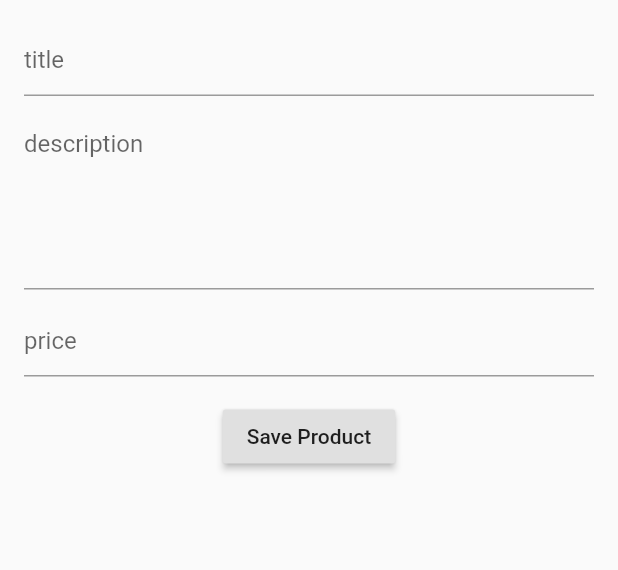
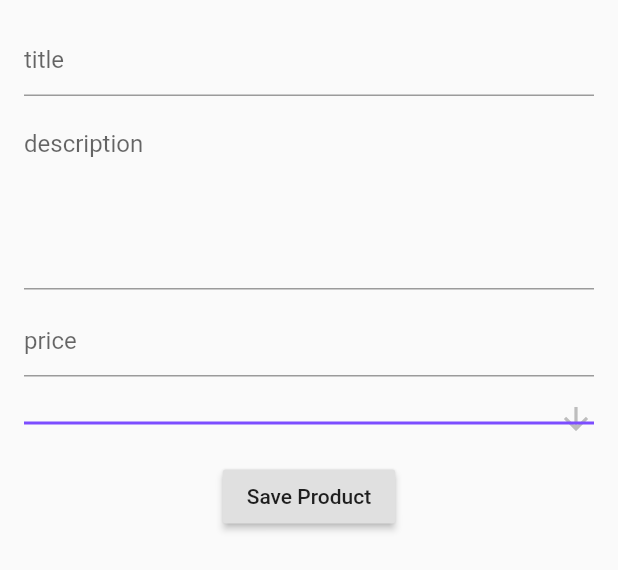
Before and after one commit to mmdissam/flutter_shop, a Flutter app: the AddProduct widget shown alone on an empty page, opened directly, on a phone screen of 412 x 824 dp. Shown: the top 570 px of the screen. Run offline on Flutter 3.47's test engine with Material 2 defaults, Android fonts, the phone set to English and light mode, and no system bars; our stand-ins replace cloud_firestore, firebase_auth, hidden_drawer_menu; accounts and stored records are empty.

```diff
--- a/lib/admin/add_product.dart
+++ b/lib/admin/add_product.dart
@@ -12,6 +12,8 @@ class _AddProductState extends State<AddProduct> {
   TextEditingController _descriptionController = TextEditingController();
   TextEditingController _priceController = TextEditingController();
   bool isLoading = false;
+  bool _isWrongCategory = false;
+  String dropdownValue = 'Select Category';
 
   @override
   void dispose() {
@@ -76,6 +78,11 @@ class _AddProductState extends State<AddProduct> {
                 SizedBox(
                   height: 16,
                 ),
+                SizedBox(
+                  child: _selectCategory(),
+                  width: 500,
+                ),
+                SizedBox(height: 16),
                 RaisedButton(
                   child: Text('Save Product'),
                   onPressed: () {
@@ -89,7 +96,8 @@ class _AddProductState extends State<AddProduct> {
                           .setData({
                         'title': _titleController.text,
                         'discription': _descriptionController.text,
-                        'price': _priceController.text
+                        'price': _priceController.text,
+                        'title_category': dropdownValue,
                       }).then((onValue) {
                         setState(() {
                           isLoading = false;
@@ -101,6 +109,14 @@ class _AddProductState extends State<AddProduct> {
                     }
                   },
                 ),
+                SizedBox(
+                    width: double.infinity,
+                    child: (_isWrongCategory)
+                        ? Text(
+                            'You Must Selecting Category',
+                            style: TextStyle(color: Colors.red.shade800),
+                          )
+                        : Container()),
               ],
             ),
           ),
@@ -108,4 +124,48 @@ class _AddProductState extends State<AddProduct> {
       ),
     );
   }
+
+  _selectCategory() {
+    return StreamBuilder(
+      stream: Firestore.instance.collection('categories').snapshots(),
+      builder: (BuildContext context, AsyncSnapshot<QuerySnapshot> snapshot) {
+        if (snapshot.hasError) return new Text('Error: ${snapshot.error}');
+        switch (snapshot.connectionState) {
+          case ConnectionState.waiting:
+            return new Text('Loading...');
+          default:
+            return DropdownButton<String>(
+              value: dropdownValue,
+              icon: Icon(Icons.arrow_downward),
+              iconSize: 24,
+              isExpanded: true,
+              elevation: 16,
+              style: TextStyle(color: Colors.deepPurple),
+              underline: Container(
+                height: 2,
+                color: Colors.deepPurpleAccent,
+              ),
+              onChanged: (String newValue) {
+                if (newValue == 'Select Category') {
+                  setState(() {
+                    _isWrongCategory = true;
+                  });
+                } else {
+                  setState(() {
+                    dropdownValue = newValue;
+                    _isWrongCategory = false;
+                  });
+                }
+              },
+              items: snapshot.data.documents.map((DocumentSnapshot document) {
+                return DropdownMenuItem<String>(
+                  value: document['title'],
+                  child: Text(document['title']),
+                );
+              }).toList(),
+            );
+        }
+      },
+    );
+  }
 }
--- a/lib/main.dart
+++ b/lib/main.dart
@@ -1,20 +1,12 @@
 import 'package:flutter/cupertino.dart';
 import 'package:flutter/material.dart';
-import 'package:flutterappnew/admin/add_category.dart';
-import 'package:flutterappnew/admin/add_product.dart';
 import 'package:flutterappnew/admin/categories.dart';
 import 'package:flutterappnew/admin/products.dart';
-import 'package:hidden_drawer_menu/controllers/hidden_drawer_controller.dart';
 import 'package:hidden_drawer_menu/hidden_drawer/hidden_drawer_menu.dart';
-import 'package:hidden_drawer_menu/hidden_drawer/screen_hidden_drawer.dart';
-import 'package:hidden_drawer_menu/menu/hidden_menu.dart';
-import 'package:hidden_drawer_menu/menu/item_hidden_menu.dart';
-import 'package:hidden_drawer_menu/menu/item_hidden_menu_right.dart';
-import 'package:hidden_drawer_menu/simple_hidden_drawer/animated_drawer_content.dart';
-import 'package:hidden_drawer_menu/simple_hidden_drawer/bloc/simple_hidden_drawer_bloc.dart';
-import 'package:hidden_drawer_menu/simple_hidden_drawer/provider/simple_hidden_drawer_provider.dart';
-import 'package:hidden_drawer_menu/simple_hidden_drawer/simple_hidden_drawer.dart';
-import 'package:hidden_drawer_menu/simple_hidden_drawer/streams/streams_simple_hidden_menu.dart';
+
+import 'admin/add_category.dart';
+import 'admin/add_product.dart';
+
 
 main() {
   runApp(FlutterShop());
@@ -36,12 +28,50 @@ class FlutterShop extends StatelessWidget {
   }
 }
 
+/*
+SimpleHiddenDrawer(
+        initPositionSelected: 100,
+        contentCornerRadius: 60,
+        isDraggable: true,
+        menu: AuthTest(),
+        screenSelectedBuilder: (position, controller) {
+          Widget screenCurrent;
+          switch (position) {
+            case 0:
+              screenCurrent = Categories();
+              break;
+            case 1:
+              screenCurrent = AllProducts();
+              break;
+            case 2:
+              screenCurrent = AddCategoryScreen();
+              break;
+            case 3:
+              screenCurrent = AddProduct();
+              break;
+          }
+
+          return Scaffold(
+            appBar: AppBar(
+              leading: IconButton(
+                  icon: Icon(Icons.menu),
+                  onPressed: () {
+                    controller.toggle();
+                  }),
+            ),
+            body: screenCurrent,
+          );
+        },
+      ),
+* */
+
 class AuthTest extends StatefulWidget {
   @override
   _AuthTestState createState() => _AuthTestState();
 }
 
 class _AuthTestState extends State<AuthTest> {
+
   List<ScreenHiddenDrawer> items = new List();
 
 //  TextEditingController _emailController = TextEditingController();
@@ -87,6 +117,8 @@ class _AuthTestState extends State<AuthTest> {
     super.initState();
   }
 
+
+
   @override
   void dispose() {
 //    _emailController.dispose();
@@ -97,7 +129,7 @@ class _AuthTestState extends State<AuthTest> {
   @override
   Widget build(BuildContext context) {
 
-    return HiddenDrawerMenu(
+ return HiddenDrawerMenu(
       backgroundColorMenu: Colors.blueGrey,
       backgroundColorAppBar: Colors.cyan,
       screens: items,
@@ -119,29 +151,70 @@ class _AuthTestState extends State<AuthTest> {
           enableShadowItensMenu: true,
       //    backgroundMenu: DecorationImage(image: ExactAssetImage('assets/bg_news.jpg'),fit: BoxFit.cover),
     );
+  }
+}
+/*
+         Container(
+      width: double.maxFinite,
+      height: double.maxFinite,
+      color: Colors.cyan,
+      padding: const EdgeInsets.all(8.0),
+      child: Center(
+        child: Column(
+          mainAxisSize: MainAxisSize.min,
+          mainAxisAlignment: MainAxisAlignment.start,
+          crossAxisAlignment: CrossAxisAlignment.start,
+          children: <Widget>[
+            RaisedButton(
+              onPressed: () {
+                SimpleHiddenDrawerProvider.of(context)
+                    .setSelectedMenuPosition(0);
+              },
+              child: Text('Categories'.toUpperCase()),
+            ),
+            RaisedButton(
+              onPressed: () {
+                SimpleHiddenDrawerProvider.of(context)
+                    .setSelectedMenuPosition(1);
+              },
+              child: Text('products'.toUpperCase()),
+            ),
+            RaisedButton(
+              onPressed: () {
+                SimpleHiddenDrawerProvider.of(context)
+                    .setSelectedMenuPosition(2);
+              },
+              child: Text('add category'.toUpperCase()),
+            ),
+            RaisedButton(
+              onPressed: () {
+                SimpleHiddenDrawerProvider.of(context)
+                    .setSelectedMenuPosition(3);
+              },
+              child: Text('add product'.toUpperCase()),
+            ),
+          ],
+        ),
+      ),
+    );
+        * */
 
 
 
-
-    /*List<int> number = [1,2,3,4,5];
+/*List<int> number = [1,2,3,4,5];
 
     List<int> newNumbers = number.map((int number) {
       return number*5;
     }).toList();
     */
 
-
-
-
-   /* return Scaffold(
+/* return Scaffold(
         appBar: AppBar(
           title: Text('Flutter Shop'),
           centerTitle: true,
         ),
         drawer:
     );*/
-  }
-}
 
 /*
 Widget _scaffold(){
@@ -212,7 +285,7 @@ Widget _scaffold(){
 }
 */
 /*
-DrawerHeader(
+Widget _DrawerHeader(){
         margin: EdgeInsets.only(left: 120),
         child: Column(
           mainAxisAlignment: MainAxisAlignment.center,
@@ -256,5 +329,6 @@ DrawerHeader(
             ),
           ],
         ),
-      ),
-* */
+      );
+
+}*/
```
Also changed, not shown: lib/admin/categories.dart (+6 -2 lines).
